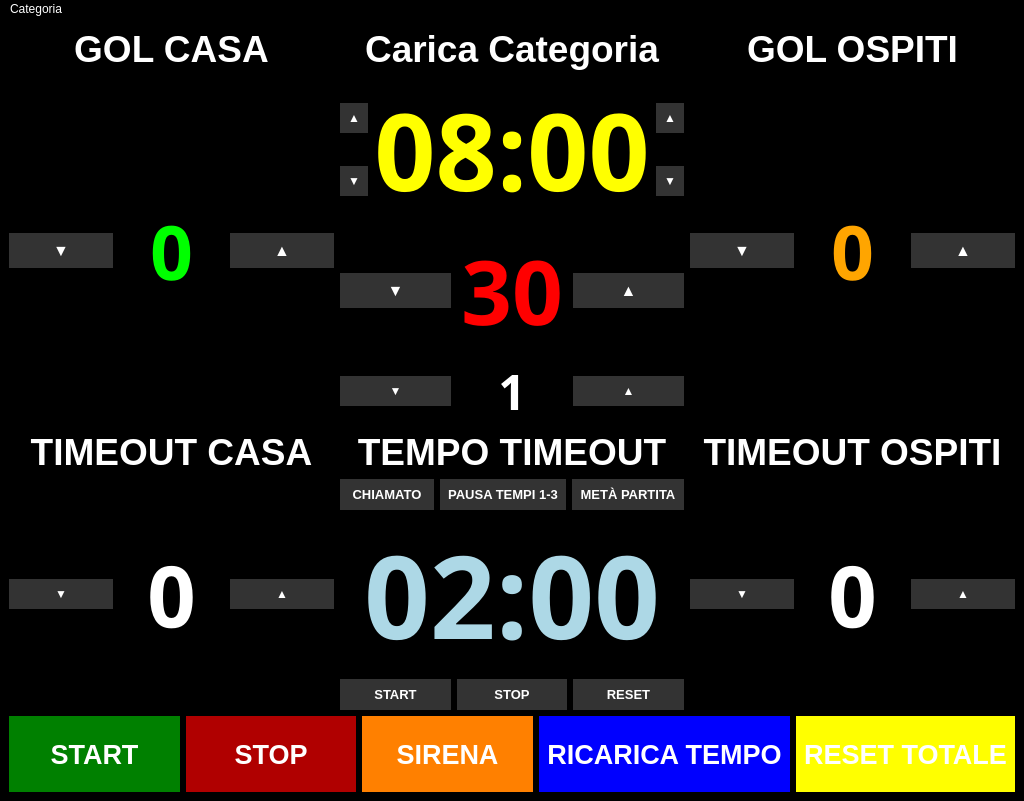
Before: the Qt Designer form rasp5/gui/tabellone.ui in pythonpenguin/segnapunti_pallanuoto, drawn with Qt 5.
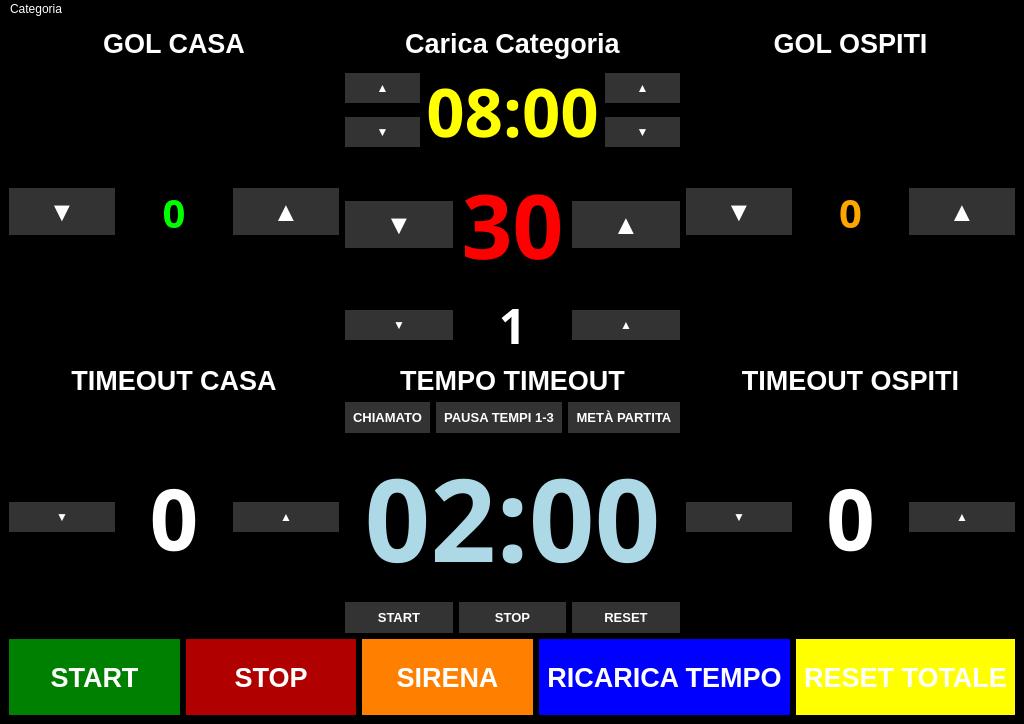
After: the same form once the commit is applied.

Commit message: https://github.com/pythonpenguin/segnapunti_pallanuoto/issues/15#issue-3528977474

Diff of the .ui file:
```diff
--- a/rasp5/gui/tabellone.ui
+++ b/rasp5/gui/tabellone.ui
@@ -54,7 +54,7 @@
                     <widget class="QLabel" name="labelHomeText">
                         <property name="font">
                             <font>
-                                <pointsize>28</pointsize>
+                                <pointsize>20</pointsize>
                                 <bold>true</bold>
                             </font>
                         </property>
@@ -70,7 +70,7 @@
                     <widget class="QLabel" name="labelCategoriaText">
                         <property name="font">
                             <font>
-                                <pointsize>28</pointsize>
+                                <pointsize>20</pointsize>
                                 <bold>true</bold>
                             </font>
                         </property>
@@ -86,7 +86,7 @@
                     <widget class="QLabel" name="labelGuestText">
                         <property name="font">
                             <font>
-                                <pointsize>28</pointsize>
+                                <pointsize>20</pointsize>
                                 <bold>true</bold>
                             </font>
                         </property>
@@ -104,7 +104,7 @@
                             <widget class="QPushButton" name="buttonHomeMinus">
                                 <property name="font">
                                     <font>
-                                        <pointsize>12</pointsize>
+                                        <pointsize>20</pointsize>
                                     </font>
                                 </property>
                                 <property name="text">
@@ -123,7 +123,7 @@
                                 <property name="font">
                                     <font>
                                         <family>DS-Digital</family>
-                                        <pointsize>56</pointsize>
+                                        <pointsize>30</pointsize>
                                         <bold>true</bold>
                                     </font>
                                 </property>
@@ -142,7 +142,7 @@
                             <widget class="QPushButton" name="buttonHomePlus">
                                 <property name="font">
                                     <font>
-                                        <pointsize>12</pointsize>
+                                        <pointsize>20</pointsize>
                                     </font>
                                 </property>
                                 <property name="text">
@@ -179,7 +179,7 @@
                                         <property name="font">
                                             <font>
                                                 <family>DS-Digital</family>
-                                                <pointsize>80</pointsize>
+                                                <pointsize>50</pointsize>
                                                 <bold>true</bold>
                                             </font>
                                         </property>
@@ -220,7 +220,7 @@
                                     <widget class="QPushButton" name="buttonPossessoMinus">
                                         <property name="font">
                                             <font>
-                                                <pointsize>12</pointsize>
+                                                <pointsize>20</pointsize>
                                             </font>
                                         </property>
                                         <property name="text">
@@ -252,7 +252,7 @@
                                     <widget class="QPushButton" name="buttonPossessoPlus">
                                         <property name="font">
                                             <font>
-                                                <pointsize>12</pointsize>
+                                                <pointsize>20</pointsize>
                                             </font>
                                         </property>
                                         <property name="text">
@@ -308,7 +308,7 @@
                             <widget class="QPushButton" name="buttonGuestMinus">
                                 <property name="font">
                                     <font>
-                                        <pointsize>12</pointsize>
+                                        <pointsize>20</pointsize>
                                         <bold>false</bold>
                                     </font>
                                 </property>
@@ -328,7 +328,7 @@
                                 <property name="font">
                                     <font>
                                         <family>DS-Digital</family>
-                                        <pointsize>56</pointsize>
+                                        <pointsize>30</pointsize>
                                         <italic>false</italic>
                                         <bold>true</bold>
                                         <underline>false</underline>
@@ -350,7 +350,7 @@
                             <widget class="QPushButton" name="buttonGuestPlus">
                                 <property name="font">
                                     <font>
-                                        <pointsize>12</pointsize>
+                                        <pointsize>20</pointsize>
                                     </font>
                                 </property>
                                 <property name="text">
@@ -366,7 +366,7 @@
                     <widget class="QLabel" name="labelTimeoutHomeText">
                         <property name="font">
                             <font>
-                                <pointsize>28</pointsize>
+                                <pointsize>20</pointsize>
                                 <bold>true</bold>
                             </font>
                         </property>
@@ -382,7 +382,7 @@
                     <widget class="QLabel" name="labelTimeoutText">
                         <property name="font">
                             <font>
-                                <pointsize>28</pointsize>
+                                <pointsize>20</pointsize>
                                 <bold>true</bold>
                             </font>
                         </property>
@@ -398,7 +398,7 @@
                     <widget class="QLabel" name="labelTimeoutGuestText">
                         <property name="font">
                             <font>
-                                <pointsize>28</pointsize>
+                                <pointsize>20</pointsize>
                                 <bold>true</bold>
                             </font>
                         </property>
```
The commit also changes 1 other file.
